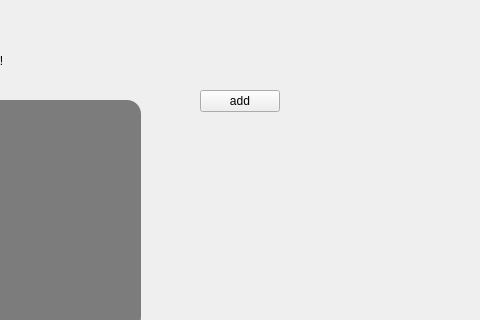
The window that client_apProject/dashboard.ui (sabasheikhi/ap_project) describes before a commit, drawn with Qt 5; both pictures show x 100 to 580 and y 0 to 320 of the 1046 by 623 pixel window.
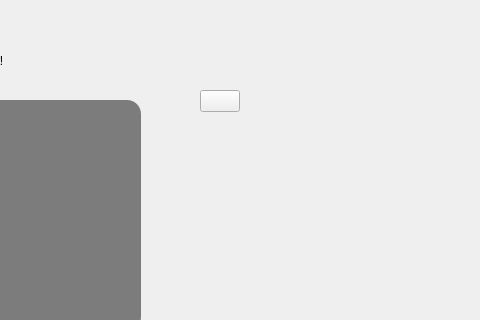
The same window after the commit. Icons and pictures are not drawn.

The edit to the form file:
```diff
--- a/client_apProject/dashboard.ui
+++ b/client_apProject/dashboard.ui
@@ -88,8 +88,11 @@
         <verstretch>0</verstretch>
        </sizepolicy>
       </property>
+      <property name="styleSheet">
+       <string notr="true">image: url(:/pluss/plusIcon.png);</string>
+      </property>
       <property name="text">
-       <string>add</string>
+       <string/>
       </property>
      </widget>
     </item>
```
